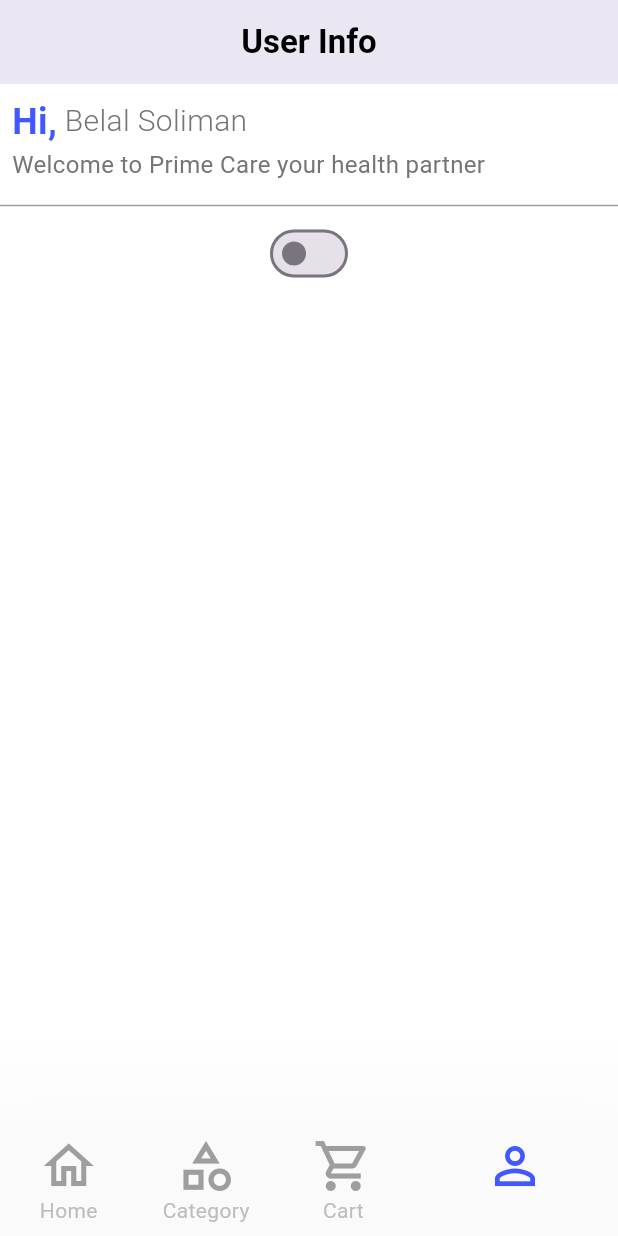
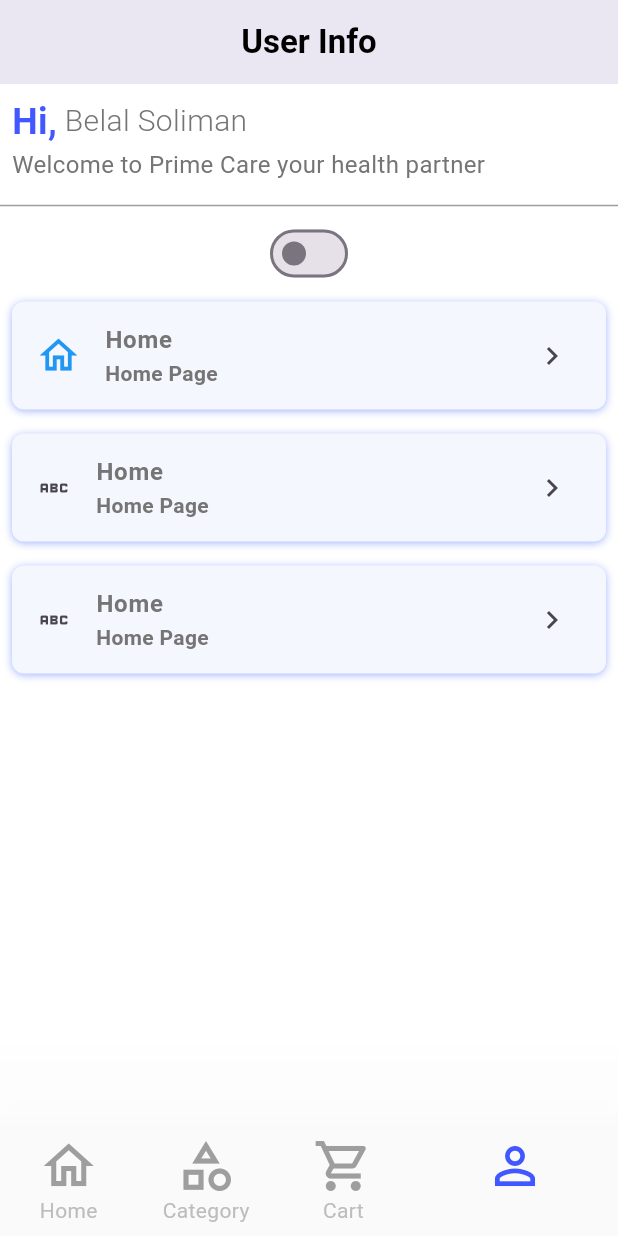
Before and after one commit to belalSoliman/primeCare, a Flutter app: the screen it shows after launch, item 4 of the bottom bar chosen, on a phone screen of 412 x 824 dp. Run offline on Flutter 3.47's test engine with Material 3 defaults, Android fonts, the phone set to English and light mode, and no system bars; our stand-ins replace shared_preferences.

Commit message:
create list tile to view in user info

```diff
--- a/lib/screens/user_info.dart
+++ b/lib/screens/user_info.dart
@@ -1,6 +1,7 @@
 import 'package:flutter/material.dart';
 import 'package:pharnacy_trust/screens/home_page.dart';
 import 'package:pharnacy_trust/widget/user_info_widgets/user_info_display.dart';
+import 'package:pharnacy_trust/widget/user_info_widgets/user_info_list_item.dart';
 
 class UserInfo extends StatefulWidget {
   const UserInfo({super.key});
@@ -19,7 +20,26 @@ class _UserInfoState extends State<UserInfo> {
           thickness: 1,
           color: Colors.grey,
         ),
-        HomeScreen()
+        HomeScreen(),
+        UserInfoListItem(
+          icona: Icon(
+            Icons.home_outlined,
+            color: Colors.blue,
+            size: 30,
+          ),
+          title: 'Home',
+          subtitle: 'Home Page',
+        ),
+        UserInfoListItem(
+          icona: Icon(Icons.abc_outlined),
+          title: 'Home',
+          subtitle: 'Home Page',
+        ),
+        UserInfoListItem(
+          icona: Icon(Icons.abc_outlined),
+          title: 'Home',
+          subtitle: 'Home Page',
+        ),
       ],
     );
   }
--- a/lib/widget/user_info_widgets/user_info_list_item.dart
+++ b/lib/widget/user_info_widgets/user_info_list_item.dart
@@ -0,0 +1,54 @@
+import 'package:flutter/material.dart';
+import 'package:pharnacy_trust/provider/dark_theme_provider.dart';
+import 'package:provider/provider.dart';
+
+class UserInfoListItem extends StatelessWidget {
+  const UserInfoListItem(
+      {super.key,
+      required this.icona,
+      required this.title,
+      required this.subtitle});
+  final Icon icona;
+  final String title;
+  final String subtitle;
+
+  @override
+  Widget build(BuildContext context) {
+    final darkthem = Provider.of<DarkThemeProvider>(context);
+    return Padding(
+      padding: const EdgeInsets.all(8.0),
+      child: Container(
+        decoration: BoxDecoration(
+          borderRadius: BorderRadius.circular(8),
+          color: const Color(0xffF5F7FF),
+          boxShadow: const [
+            BoxShadow(
+              color: Color(0xffA3B4FF),
+              offset: Offset(0, 1),
+              blurRadius: 4.0,
+            ),
+          ],
+        ),
+        child: ListTile(
+          leading: icona,
+          title: Text(
+            title,
+            style: TextStyle(
+                color: darkthem.darkTheme ? Colors.grey[800] : Colors.grey[600],
+                fontWeight: FontWeight.bold,
+                fontSize: 16),
+          ),
+          subtitle: Text(subtitle,
+              style: TextStyle(
+                  color:
+                      darkthem.darkTheme ? Colors.grey[800] : Colors.grey[600],
+                  fontWeight: FontWeight.w600,
+                  fontSize: 14)),
+          trailing: Icon(
+            Icons.chevron_right,
+          ),
+        ),
+      ),
+    );
+  }
+}
```
